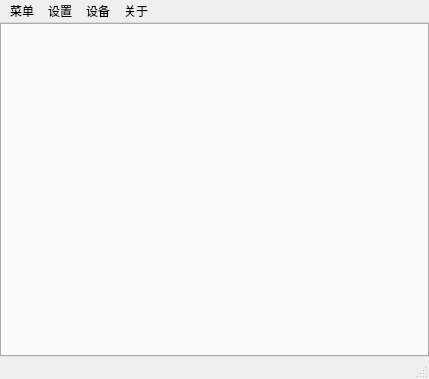
The window that test.ui (Inull-Studio/AutoArknights) describes before a commit, drawn with Qt 5.
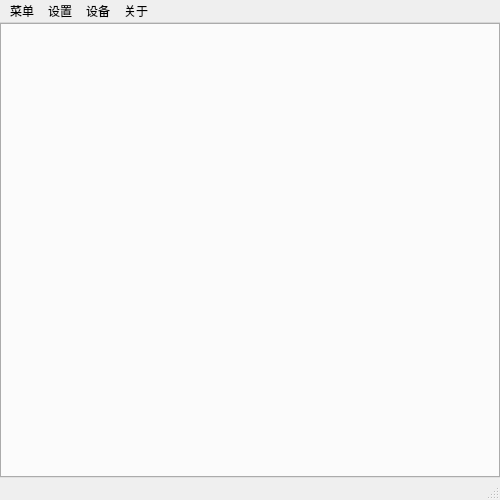
The same window after the commit.

```diff
--- a/test.ui
+++ b/test.ui
@@ -6,8 +6,8 @@
    <rect>
     <x>0</x>
     <y>0</y>
-    <width>429</width>
-    <height>379</height>
+    <width>500</width>
+    <height>500</height>
    </rect>
   </property>
   <property name="windowTitle">
@@ -45,7 +45,7 @@
     <rect>
      <x>0</x>
      <y>0</y>
-     <width>429</width>
+     <width>500</width>
      <height>23</height>
     </rect>
    </property>
```
Left out of the diff: 2 changed lines with no effect on the pictures.
